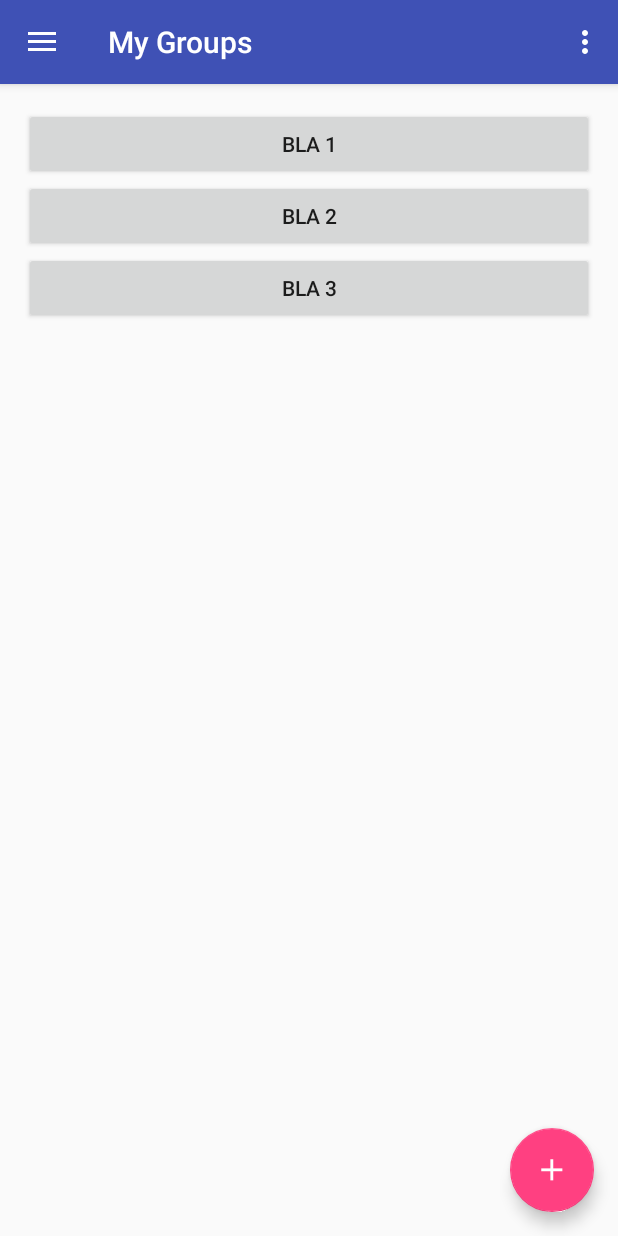
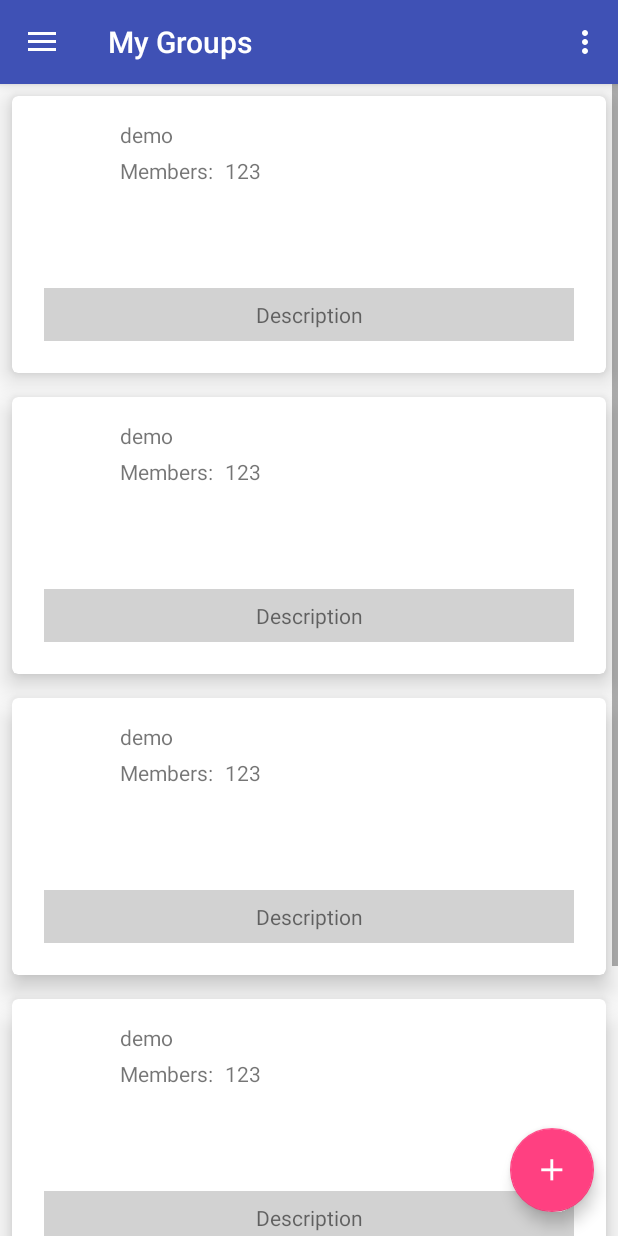
Before and after one commit to andgeno/collabothon2016-client-android, an Android app: the GroupOverviewFragment screen opened directly, with no data from a screen before it, on a phone screen of 412 x 824 dp. Run offline under Robolectric (Android 15) with nearby library versions, the phone set to English and light mode, and no system bars; our stand-ins replace ButterKnife, EventBus; libraries missing offline, so code that uses them is left out: retrofit2.adapter.rxjava; 2 statements that could not run were skipped.

Commit message:
cards for groups

```diff
--- a/app/build.gradle
+++ b/app/build.gradle
@@ -16,6 +16,7 @@ dependencies {
 
     compile 'com.android.support:appcompat-v7:24.2.0'
     compile 'com.android.support:design:24.2.0'
+    compile 'com.android.support:cardview-v7:24.2.0'
     testCompile 'junit:junit:4.12'
 
     // Apache Commons
--- a/app/src/main/java/de/comdirect/collabothon2016/collabothon2016/fragment/GroupOverviewFragment.java
+++ b/app/src/main/java/de/comdirect/collabothon2016/collabothon2016/fragment/GroupOverviewFragment.java
@@ -7,16 +7,17 @@ import android.os.Handler;
 import android.support.design.widget.FloatingActionButton;
 import android.support.v4.app.Fragment;
 import android.support.v4.widget.SwipeRefreshLayout;
+import android.support.v7.widget.LinearLayoutManager;
+import android.support.v7.widget.RecyclerView;
 import android.view.LayoutInflater;
 import android.view.View;
 import android.view.ViewGroup;
-import android.widget.Button;
 import android.widget.Toast;
 
 import butterknife.BindView;
 import butterknife.ButterKnife;
 import de.comdirect.collabothon2016.collabothon2016.R;
-import de.comdirect.collabothon2016.collabothon2016.activity.MainActivity;
+import de.comdirect.collabothon2016.collabothon2016.viewadapter.MyAdapter;
 
 
 /**
@@ -44,8 +45,11 @@ public class GroupOverviewFragment extends Fragment {
     @BindView(R.id.swipeRefreshLayout)
     SwipeRefreshLayout swipeRefreshLayout;
 
-    @BindView(R.id.button_my_group_1)
-    Button myGroupButton1;
+    @BindView(R.id.groupsRecyclerView)
+    RecyclerView groupsRecyclerView;
+
+    private RecyclerView.Adapter mAdapter;
+    private RecyclerView.LayoutManager mLayoutManager;
 
     private OnFragmentInteractionListener mListener;
 
@@ -86,13 +90,27 @@ public class GroupOverviewFragment extends Fragment {
         View rootView = inflater.inflate(R.layout.fragment_group_overview, container, false);
         ButterKnife.bind(this, rootView);
 
-        myGroupButton1.setOnClickListener(new View.OnClickListener() {
-            @Override
-            public void onClick(View view) {
-                Toast.makeText(getContext(), "Open Group 1", Toast.LENGTH_SHORT).show();
-                ((MainActivity)getActivity()).onShowGroupDetails(1);
-            }
-        });
+
+        // use this setting to improve performance if you know that changes
+        // in content do not change the layout size of the RecyclerView
+        groupsRecyclerView.setHasFixedSize(true);
+
+        // use a linear layout manager
+        mLayoutManager = new LinearLayoutManager(getContext());
+        groupsRecyclerView.setLayoutManager(mLayoutManager);
+
+        // specify an adapter (see also next example)
+        mAdapter = new MyAdapter(new String[]{"a", "b", "c", "d", "e"});
+        groupsRecyclerView.setAdapter(mAdapter);
+
+
+//        myGroupButton1.setOnClickListener(new View.OnClickListener() {
+//            @Override
+//            public void onClick(View view) {
+//                Toast.makeText(getContext(), "Open Group 1", Toast.LENGTH_SHORT).show();
+//                ((MainActivity)getActivity()).onShowGroupDetails(1);
+//            }
+//        });
 
         fab.setOnClickListener(new View.OnClickListener() {
             @Override
--- /dev/null
+++ b/app/src/main/java/de/comdirect/collabothon2016/collabothon2016/viewadapter/MyAdapter.java
@@ -0,0 +1,64 @@
+package de.comdirect.collabothon2016.collabothon2016.viewadapter;
+
+import android.support.v7.widget.RecyclerView;
+import android.util.Log;
+import android.view.LayoutInflater;
+import android.view.View;
+import android.view.ViewGroup;
+import android.widget.TextView;
+
+import butterknife.BindView;
+import butterknife.ButterKnife;
+import de.comdirect.collabothon2016.collabothon2016.BuildConfig;
+import de.comdirect.collabothon2016.collabothon2016.R;
+
+public class MyAdapter extends RecyclerView.Adapter<MyAdapter.ViewHolder> {
+    private String[] mDataset;
+
+    // Provide a reference to the views for each data item
+    // Complex data items may need more than one view per item, and
+    // you provide access to all the views for a data item in a view holder
+    public static class ViewHolder extends RecyclerView.ViewHolder {
+        // each data item is just a string in this case
+        @BindView(R.id.group_name)
+        public TextView groupName;
+
+        public ViewHolder(View v) {
+            super(v);
+            ButterKnife.bind(this, v);
+        }
+    }
+
+    // Provide a suitable constructor (depends on the kind of dataset)
+    public MyAdapter(String[] myDataset) {
+        mDataset = myDataset;
+    }
+
+    // Create new views (invoked by the layout manager)
+    @Override
+    public MyAdapter.ViewHolder onCreateViewHolder(ViewGroup parent, int viewType) {
+        // create a new view
+        View v = LayoutInflater.from(parent.getContext()).inflate(R.layout.fragment_group_item, parent, false);
+        // set the view's size, margins, paddings and layout parameters
+        ViewHolder vh = new ViewHolder(v);
+        return vh;
+    }
+
+    // Replace the contents of a view (invoked by the layout manager)
+    @Override
+    public void onBindViewHolder(ViewHolder holder, int position) {
+        // - get element from your dataset at this position
+        // - replace the contents of the view with that element
+//        holder.mTextView.setText(mDataset[position]);
+
+        Log.e(BuildConfig.LOG_TAG, "binding item: " + position);
+        holder.groupName.setText("demo");
+    }
+
+    // Return the size of your dataset (invoked by the layout manager)
+    @Override
+    public int getItemCount() {
+        Log.e(BuildConfig.LOG_TAG, "item count: " + mDataset.length);
+        return mDataset.length;
+    }
+}
--- a/app/src/main/res/layout/fragment_group_item.xml
+++ b/app/src/main/res/layout/fragment_group_item.xml
@@ -1,10 +1,18 @@
 <?xml version="1.0" encoding="utf-8"?>
-<LinearLayout xmlns:android="http://schemas.android.com/apk/res/android"
+<android.support.v7.widget.CardView xmlns:android="http://schemas.android.com/apk/res/android"
+    xmlns:card_view="http://schemas.android.com/apk/res-auto"
+    android:layout_width="match_parent"
+    android:layout_height="wrap_content"
+    android:layout_gravity="center"
+    android:layout_margin="8dp"
+    card_view:cardCornerRadius="4dp"
+    card_view:cardElevation="10dp">
+
+    <LinearLayout
         android:orientation="vertical"
         android:layout_width="match_parent"
-    android:layout_height="match_parent"
+        android:layout_height="wrap_content"
         android:padding="16dp">
-
 
         <!-- Icon + Group Name + Member Count -->
         <LinearLayout
@@ -13,6 +21,7 @@
             android:orientation="horizontal">
 
             <ImageView
+                android:id="@+id/group_avatar"
                 android:layout_width="wrap_content"
                 android:layout_height="wrap_content"
                 android:src="@drawable/ic_account_circle_white_48dp"
@@ -24,10 +33,11 @@
                 android:orientation="vertical">
 
                 <TextView
+                    android:id="@+id/group_name"
                     android:layout_width="match_parent"
                     android:layout_height="match_parent"
                     android:layout_weight="1"
-                android:text="The Great" />
+                    android:text="Group Name" />
 
                 <LinearLayout
                     android:layout_width="match_parent"
@@ -42,6 +52,7 @@
                         android:paddingRight="8dp" />
 
                     <TextView
+                        android:id="@+id/member_count"
                         android:layout_width="wrap_content"
                         android:layout_height="wrap_content"
                         android:text="123" />
@@ -57,18 +68,21 @@
             android:padding="5dp">
 
             <ImageView
+                android:id="@+id/member_first_rank"
                 android:layout_width="wrap_content"
                 android:layout_height="wrap_content"
                 android:layout_weight="1"
                 android:src="@drawable/ic_add_white_48dp" />
 
             <ImageView
+                android:id="@+id/member_second_rank"
                 android:layout_width="wrap_content"
                 android:layout_height="wrap_content"
                 android:layout_weight="1"
                 android:src="@drawable/ic_add_white_48dp" />
 
             <ImageView
+                android:id="@+id/member_third_rank"
                 android:layout_width="wrap_content"
                 android:layout_height="wrap_content"
                 android:layout_weight="1"
@@ -83,6 +97,7 @@
             android:padding="5dp">
 
             <TextView
+                android:id="@+id/group_description"
                 android:layout_width="match_parent"
                 android:layout_height="wrap_content"
                 android:background="#d2d2d2"
@@ -92,3 +107,5 @@
         </LinearLayout>
 
     </LinearLayout>
+
+</android.support.v7.widget.CardView>
--- a/app/src/main/res/layout/fragment_group_overview.xml
+++ b/app/src/main/res/layout/fragment_group_overview.xml
@@ -11,40 +11,12 @@
         android:layout_height="match_parent"
         android:id="@+id/swipeRefreshLayout">
 
-        <ScrollView android:layout_width="match_parent"
-            android:layout_height="match_parent"
-            xmlns:android="http://schemas.android.com/apk/res/android"
-            xmlns:tools="http://schemas.android.com/tools">
-
-            <LinearLayout xmlns:android="http://schemas.android.com/apk/res/android"
-                xmlns:tools="http://schemas.android.com/tools"
-                android:layout_width="match_parent"
-                android:layout_height="match_parent"
-                android:paddingBottom="@dimen/activity_vertical_margin"
-                android:paddingLeft="@dimen/activity_horizontal_margin"
-                android:paddingRight="@dimen/activity_horizontal_margin"
-                android:paddingTop="@dimen/activity_vertical_margin"
-                android:orientation="vertical">
-
-                <Button
-                    android:id="@+id/button_my_group_1"
-                    android:layout_width="match_parent"
-                    android:layout_height="wrap_content"
-                    android:text="bla 1" />
-
-                <Button
-                    android:layout_width="match_parent"
-                    android:layout_height="wrap_content"
-                    android:text="bla 2" />
-
-                <Button
-                    android:layout_width="match_parent"
-                    android:layout_height="wrap_content"
-                    android:text="bla 3" />
-
-            </LinearLayout>
-
-        </ScrollView>
+        <!-- A RecyclerView with some commonly used attributes -->
+        <android.support.v7.widget.RecyclerView
+            android:id="@+id/groupsRecyclerView"
+            android:scrollbars="vertical"
+            android:layout_width="match_parent"
+            android:layout_height="match_parent" />
 
     </android.support.v4.widget.SwipeRefreshLayout>
 
```
Lines whose indentation alone changed are shown as unchanged.
